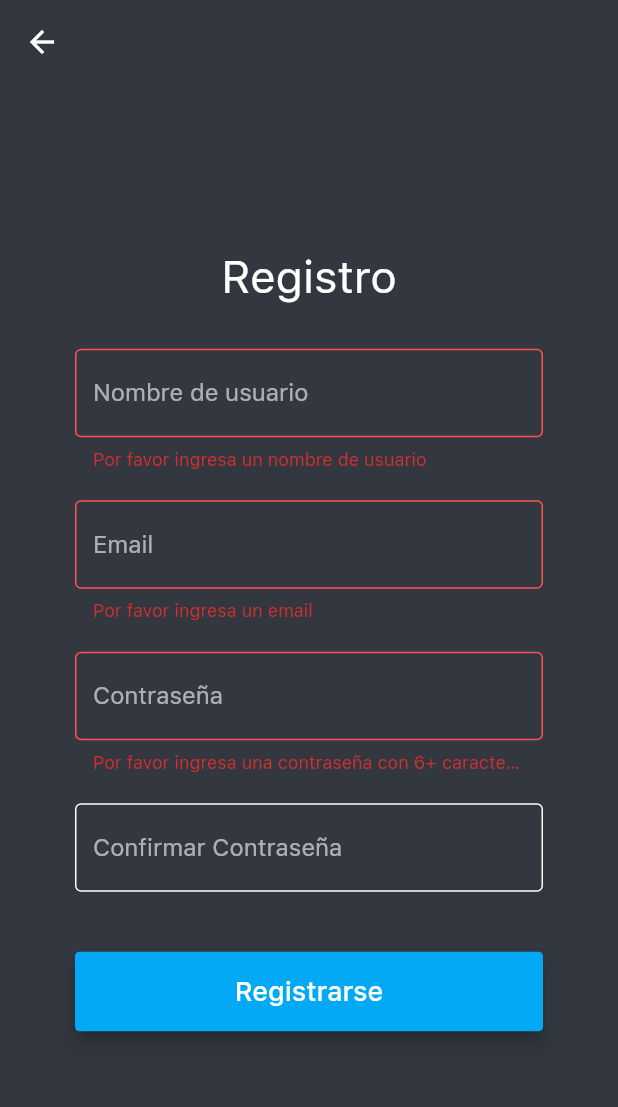
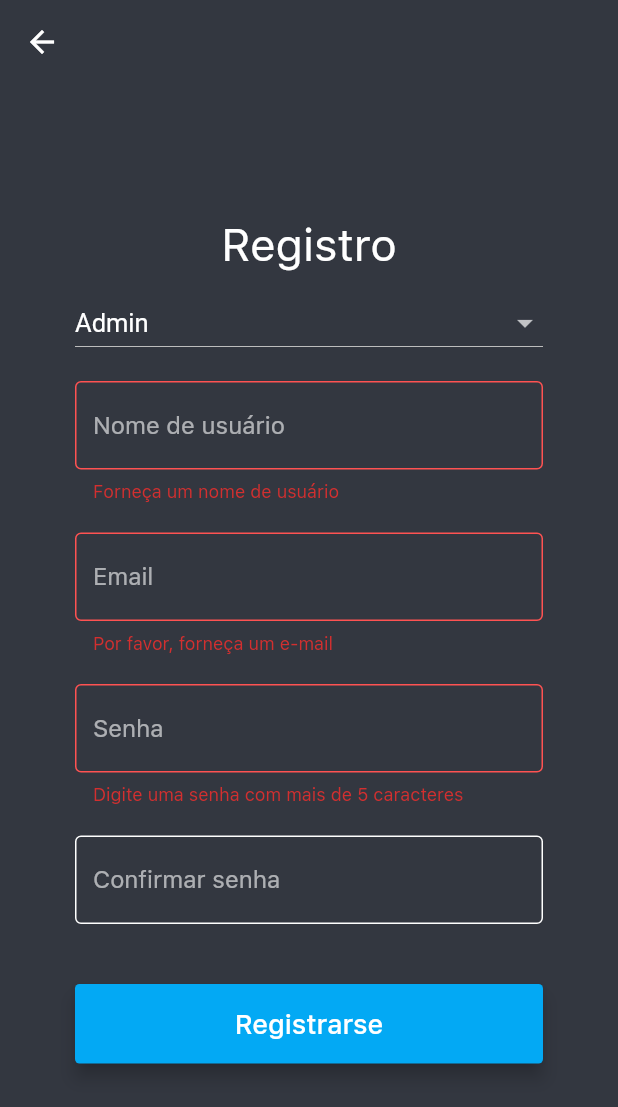
Before and after one commit to sebastianbermea/sdoor, a Flutter app: the SignUp screen opened directly, after a tap on "Registrarse", on a phone screen of 412 x 824 dp. Shown: the top 1107 px of the screen. Run offline on Flutter 3.47's test engine with Material 2 defaults, Android fonts, the phone set to English and light mode, and no system bars; our stand-ins replace cloud_firestore, firebase_auth, firebase_core, flutter_spinkit; accounts and stored records are empty; network calls fail.

Commit message:
Portugues y roles

```diff
--- a/lib/main.dart
+++ b/lib/main.dart
@@ -15,6 +15,7 @@ class MyApp extends StatelessWidget {
   @override
   Widget build(BuildContext context) {
    return StreamProvider<NewUser>.value(
+     initialData: NewUser(),
       value: AuthService().user,
         child:MaterialApp(
           debugShowCheckedModeBanner: false,
--- a/lib/models/user.dart
+++ b/lib/models/user.dart
@@ -5,7 +5,8 @@ class NewUser{
   final String username;
   String idiom;
   String doorId;
+  bool admin;
   bool viewData;
   bool register;
-  NewUser({this.uid,this.verified, this.username, this.idiom, this.hasDoor, this.doorId, this.viewData, this.register});
+  NewUser({this.uid,this.verified, this.username, this.idiom, this.hasDoor, this.doorId, this.viewData, this.register, this.admin});
 }
--- a/lib/models/waitTile.dart
+++ b/lib/models/waitTile.dart
@@ -89,7 +89,7 @@ class _WaitTileState extends State<WaitTile> {
                     child: Text((widget.mainUser.idiom == "English") ? 'Accept' : 'Aceptar'),
                     onPressed: () async {
                       await DBService(uid: widget.user.uid, doorId: widget.mainUser.doorId).deleteFromDoor();
-                      await DBService(uid: widget.user.uid).updateUserData(widget.user.username, widget.user.idiom, widget.user.hasDoor, widget.mainUser.doorId, viewData, registerUsers);
+                      await DBService(uid: widget.user.uid).updateUserData(widget.user.username, widget.user.idiom, widget.user.hasDoor, widget.mainUser.doorId, viewData, registerUsers, widget.user.admin);
                       widget.destroy(widget.user);
                       Navigator.of(context).pop();
                     }),
--- a/lib/screens/authenticate/signIn.dart
+++ b/lib/screens/authenticate/signIn.dart
@@ -22,8 +22,11 @@ class _SignInState extends State<SignIn> {
   String pass = '';
   String error = '';
   String dropdownValue = 'English';
+  String dropdownRol = 'Admin';
 
   bool loading = false;
+  bool admin=true;
+
   @override
   Widget build(BuildContext context) {
     return loading? Loading() : Scaffold(
@@ -50,7 +53,6 @@ class _SignInState extends State<SignIn> {
             child: Column(
               mainAxisAlignment: MainAxisAlignment.center,
               children: <Widget>[
-
                 DropdownButton<String>(
                   value: dropdownValue,
                   icon: Icon(Icons.keyboard_arrow_down),
@@ -65,7 +67,7 @@ class _SignInState extends State<SignIn> {
                       dropdownValue = newValue;
                     });
                   },
-                items: <String>['English', 'Español']
+                  items: <String>['English', 'Español', 'Português']
                       .map<DropdownMenuItem<String>>((String value) {
                     return DropdownMenuItem<String>(
                       value: value,
@@ -73,23 +75,49 @@ class _SignInState extends State<SignIn> {
                     );
                   }).toList(),
               ),
-          SizedBox(height: 30.0),
+              SizedBox(height: 40.0),
               Text('SDOOR', style: TextStyle(fontSize: 30),),
-              SizedBox(height: 30.0),
-
+              SizedBox(height: 10.0),
+               DropdownButton<String>(
+                  value: dropdownRol,
+                  icon: Icon(Icons.arrow_drop_down_outlined),
+                  iconSize: 24,
+                  elevation: 16,
+                  style: TextStyle(color: Colors.white, fontSize:17),
+                  onChanged: (String newValue) {
+                    setState(() {
+                      dropdownRol = newValue;
+                      if(newValue == 'Admin')
+                          admin=true;
+                      print(admin);
+                    });
+                  },
+                  isExpanded: true,
+                  items: <String>['Admin', (dropdownValue=="English")?'Employee':(dropdownValue=="Español")? 'Empleado': 'Empregada']
+                      .map<DropdownMenuItem<String>>((String value) {
+                    return DropdownMenuItem<String>(
+                      value: value,
+                      child: Text(value),
+                    );
+                  }).toList(),
+                  ),
+                  SizedBox(height: 15.0),
               TextFormField(
                 decoration: textInputDecoration.copyWith(labelText: 'Email',),
                 style: TextStyle(color: Colors.white),
 
-                validator: (val)=> val.isEmpty ? (dropdownValue=="English" ? 'Please provide an email': 'Por favor ingresa un email'): null,
+                validator: (val)=> val.isEmpty ? (dropdownValue=="English" ? 'Please provide an email':
+                (dropdownValue=="Español" ? 'Por favor ingresa un email': 'Por favor insira um email')): null,
                 onChanged: (val){
                   setState(() => email = val);
                 },
               ),
              SizedBox(height: 20.0),
               TextFormField(
-                decoration: textInputDecoration.copyWith(labelText: (dropdownValue=="English" ? 'Password': 'Contraseña')),
-                validator: (val)=> val.length < 6 ? (dropdownValue=="English" ? 'Please provide a password with 6+ characters': 'Por favor ingresa una contraseña con 6+ caracteres'): null,
+                decoration: textInputDecoration.copyWith(labelText: (dropdownValue=="English" ? 'Password':
+                (dropdownValue=="Español" ? 'Contraseña':'Senha'))),
+                validator: (val)=> val.length < 6 ? (dropdownValue=="English" ? 'Please provide a password with 6+ characters':
+                 (dropdownValue=="Español" ?'Por favor ingresa una contraseña con 6+ caracteres':'Digite uma senha com mais de 5 caracteres')): null,
                 obscureText: true,
                 onChanged: (val){
                   setState(() => pass = val);
@@ -106,10 +134,11 @@ class _SignInState extends State<SignIn> {
                     onPressed: ()async{
                    if(_formKey.currentState.validate()){
                       setState(()=> loading = true);
-                     dynamic result = await _auth.signInEmail(email, pass);
+                     dynamic result = await _auth.signInEmail(email, pass, admin);
                      if(result==null){
                        setState((){
-                         error = 'The email and/or password are not correct';
+                         error = (dropdownValue=="English" ?'The email and/or password are not correct':
+                         (dropdownValue=="Español" ? 'El email y/o la contraseña no son correctos' :'O e-mail e / ou senha não estão corretos'));
                          loading = false;
                          });
                      }
@@ -117,7 +146,8 @@ class _SignInState extends State<SignIn> {
                  },
                     color: Colors.lightBlue,
                     shape: RoundedRectangleBorder(borderRadius: BorderRadius.circular(3)),
-                    child: Text((dropdownValue=="English" ? 'Login': 'Iniciar Sesion'), style: TextStyle(color: Colors.white, fontSize: 18)),
+                    child: Text((dropdownValue=="English" ? 'Login': (dropdownValue=="Español" ?
+                    'Iniciar Sesion':'Iniciar sessão')), style: TextStyle(color: Colors.white, fontSize: 18)),
                   ),
                 ),
                 // ignore: deprecated_member_use
@@ -131,8 +161,9 @@ class _SignInState extends State<SignIn> {
                       mainAxisAlignment: MainAxisAlignment.center,
 
                       children: [
-                        Text((dropdownValue=="English" ? 'Dont have an account? ': 'No tienes cuenta? '),style: TextStyle(color: Colors.white70, fontSize: 14)),
-                        Text((dropdownValue=="English" ? 'Register': 'Registrarse'),style: TextStyle(color: Colors.lightBlueAccent, fontSize: 14)),
+                        Text((dropdownValue=="English" ? 'Dont have an account? ': (dropdownValue=="Español" ? '¿No tienes cuenta? '
+                        :'Você não tem uma conta?')),style: TextStyle(color: Colors.white70, fontSize: 14)),
+                        Text((dropdownValue=="English" ? 'Register':(dropdownValue=="Español" ? 'Registrarse':'Registrarse')),style: TextStyle(color: Colors.lightBlueAccent, fontSize: 14)),
                       ],
                     ),
                   ),
--- a/lib/screens/authenticate/signUp.dart
+++ b/lib/screens/authenticate/signUp.dart
@@ -24,6 +24,8 @@ class _SignUpState extends State<SignUp> {
   String error = '';
   String username = '';
   bool loading = false;
+  bool admin = true;
+  String dropdownRol = 'Admin';
   @override
   Widget build(BuildContext context) {
     return loading? Loading(): Scaffold(
@@ -49,10 +51,36 @@ class _SignUpState extends State<SignUp> {
             key: _formKey,
             child: Column(children: <Widget>[
               Text((idiom=="English" ? 'Sign Up': 'Registro'), style: TextStyle(fontSize: 30),),
-              SizedBox(height: 30.0),
+               SizedBox(height: 10.0),
+               DropdownButton<String>(
+                  value: dropdownRol,
+                  icon: Icon(Icons.arrow_drop_down_outlined),
+                  iconSize: 24,
+                  elevation: 16,
+                  style: TextStyle(color: Colors.white, fontSize:17),
+                  onChanged: (String newValue) {
+                    setState(() {
+                      dropdownRol = newValue;
+                      if(newValue == 'Admin')
+                          admin=true;
+                      print(admin);
+                    });
+                  },
+                  isExpanded: true,
+                  items: <String>['Admin', (idiom=="English")?'Employee':(idiom=="Español")? 'Empleado': 'Empregada']
+                      .map<DropdownMenuItem<String>>((String value) {
+                    return DropdownMenuItem<String>(
+                      value: value,
+                      child: Text(value),
+                    );
+                  }).toList(),
+                  ),
+                  SizedBox(height: 15.0),
               TextFormField(
-                decoration: textInputDecoration.copyWith(hintText: (idiom=="English" ? 'Username': 'Nombre de usuario')),
-                 validator: (val)=> val.isEmpty ? (idiom=="English" ? 'Please provide an username': 'Por favor ingresa un nombre de usuario'): null,
+                decoration: textInputDecoration.copyWith(hintText: (idiom=="English" ? 'Username':
+                (idiom=="Español"?'Nombre de usuario':'Nome de usuário'))),
+                 validator: (val)=> val.isEmpty ? (idiom=="English" ? 'Please provide an username':
+                  (idiom=="Español"? 'Por favor ingresa un nombre de usuario':'Forneça um nome de usuário')): null,
                 onChanged: (val){
                   setState(() => username = val);
                 },
@@ -60,25 +88,29 @@ class _SignUpState extends State<SignUp> {
               SizedBox(height: 20.0),
               TextFormField(
                 decoration: textInputDecoration.copyWith(hintText: 'Email'),
-                validator: (val)=> val.isEmpty ? (idiom=="English" ? 'Please provide an email': 'Por favor ingresa un email'): null,
+                validator: (val)=> val.isEmpty ? (idiom=="English" ? 'Please provide an email':
+                (idiom=="Español"? 'Por favor ingresa un email':'Por favor, forneça um e-mail')): null,
                 onChanged: (val){
                   setState(() => email = val);
                 },
               ),
              SizedBox(height: 20.0),
              TextFormField(
-                decoration: textInputDecoration.copyWith(hintText: (idiom=="English" ? 'Password': 'Contraseña')),
+                decoration: textInputDecoration.copyWith(hintText: (idiom=="English" ? 'Password': idiom=="Español"?'Contraseña':'Senha')),
                 obscureText: true,
-                validator: (val)=> val.length < 6 ?  (idiom=="English" ? 'Please provide a password with 6+ characters': 'Por favor ingresa una contraseña con 6+ caracteres'): null,
+                validator: (val)=> val.length < 6 ?  (idiom=="English" ? 'Please provide a password with 6+ characters':
+                (idiom=="Español"? 'Por favor ingresa una contraseña con 6+ caracteres':'Digite uma senha com mais de 5 caracteres')): null,
                 onChanged: (val){
                   setState(() => pass = val);
                 },
               ),
               SizedBox(height: 20.0),
              TextFormField(
-                decoration: textInputDecoration.copyWith(hintText: (idiom=="English" ? 'Confirm Password': 'Confirmar Contraseña')),
+                decoration: textInputDecoration.copyWith(hintText: (idiom=="English" ? 'Confirm Password':
+                (idiom=="Español"?'Confirmar Contraseña':'Confirmar senha'))),
                 obscureText: true,
-                validator: (val)=> val != pass ? (idiom=="English" ? 'Passwords must match': 'Las contraseñas deben coincidir'): null,
+                validator: (val)=> val != pass ? (idiom=="English" ? 'Passwords must match':
+                (idiom=="Español"? 'Las contraseñas deben coincidir':'As senhas devem corresponder')): null,
                 onChanged: (val){
                   setState(() => confirmPass = val);
                 },
@@ -95,7 +127,7 @@ class _SignUpState extends State<SignUp> {
                      setState(() {
                        loading=true;
                      });
-                     dynamic result = await _auth.singUpEmail(email, pass, username, idiom);
+                     dynamic result = await _auth.singUpEmail(email, pass, username, idiom, admin);
 
                      if(result==null){
                         setState((){
--- a/lib/screens/wrapper.dart
+++ b/lib/screens/wrapper.dart
@@ -14,11 +14,11 @@ class Wrapper extends StatelessWidget {
       return Authenticate();
     else{
       return Home();
-     /* print("User verified ${user.verified}");
+      /*print("User verified ${user.verified}");
       if(user.verified)
        return Home();
        else
-       return NotVerfied();*/
+       return NotVerfied(idiom: user.idiom);*/
     }
 
   }
--- a/lib/services/auth.dart
+++ b/lib/services/auth.dart
@@ -6,7 +6,6 @@ import 'package:sdoor/services/db.dart';
 
 class AuthService{
    final FirebaseAuth _auth = FirebaseAuth.instance;
-
   NewUser _userfromFirebase(User user){
     return user != null ? NewUser(uid: user.uid, verified: user.emailVerified) : null;
   }
@@ -32,10 +31,13 @@ class AuthService{
   }
 
 
-  Future signInEmail(String email, String pass) async{
+  Future signInEmail(String email, String pass, bool admin1) async{
     try{
       UserCredential credential = await _auth.signInWithEmailAndPassword(email: email, password: pass);
       User user = credential.user;
+      if(user.photoURL!="1" && admin1){
+        signOut();
+      }
       return _userfromFirebase(user);
 
     }catch(e){
@@ -44,11 +46,20 @@ class AuthService{
     }
   }
 
-  Future singUpEmail(String email, String pass, String username, String idiom) async{
+  Future singUpEmail(String email, String pass, String username, String idiom, bool admin) async{
     try{
       UserCredential credential = await _auth.createUserWithEmailAndPassword(email: email, password: pass);
       User user = credential.user;
-      await DBService(uid: user.uid).updateUserData(username, idiom, false, "", false, false);
+      String tempC;
+      if(admin)
+        tempC="1";
+      else
+        tempC="0";
+      user.updateProfile(
+        displayName: username,
+        photoURL:tempC
+      );
+      await DBService(uid: user.uid).updateUserData(username, idiom, false, "", false, false, admin);
       return _userfromFirebase(user);
 
     }catch(e){
--- a/lib/services/db.dart
+++ b/lib/services/db.dart
@@ -12,7 +12,7 @@ class DBService {
       FirebaseFirestore.instance.collection("Doors");
 
   Future updateUserData(
-      String name, String idiom, bool hasDoor, String doorId, bool viewData, bool register) async {
+      String name, String idiom, bool hasDoor, String doorId, bool viewData, bool register, bool admin) async {
     return await userCollection.doc(uid).set({
       'name': name,
       'idiom': idiom,
@@ -20,6 +20,7 @@ class DBService {
       'doorId': doorId,
       'viewData': viewData,
       'register': register,
+      'admin': admin,
     });
   }
 
@@ -43,6 +44,7 @@ class DBService {
       doorId: snapshot.data()['doorId'],
       viewData: snapshot.data()['viewData'],
       register: snapshot.data()['register'],
+      admin:  snapshot.data()['admin'],
     );
   }
 
@@ -60,7 +62,8 @@ class DBService {
       hasDoor: snapshot.data()['hasDoor'],
       doorId: snapshot.data()['doorId'],
        viewData: snapshot.data()['viewData'],
-      register: snapshot.data()['register'],);
+      register: snapshot.data()['register'],
+      admin:snapshot.data()['admin'], );
     else
       return null;
   }
--- a/pubspec.yaml
+++ b/pubspec.yaml
@@ -27,11 +27,11 @@ dependencies:
 
   # The following adds the Cupertino Icons font to your application.
   # Use with the CupertinoIcons class for iOS style icons.
-  cupertino_icons: ^0.1.3
+  cupertino_icons: ^1.0.2
   firebase_auth: ^1.0.0
   firebase_core: ^1.0.0
-  provider: ^4.3.3
-  flutter_spinkit: ^4.1.2+1
+  provider: ^5.0.0
+  flutter_spinkit: ^5.0.0
   cloud_firestore: ^1.0.0
   firebase_core_platform_interface: ^4.0.0
 
```
Also changed, not shown: lib/screens/home/door.dart (+13 -11 lines), lib/screens/home/home.dart (+4 -3 lines), lib/screens/home/notverified.dart (+8 -4 lines), lib/screens/home/settingsW.dart (+16 -12 lines). Lines whose indentation alone changed are shown as unchanged.
